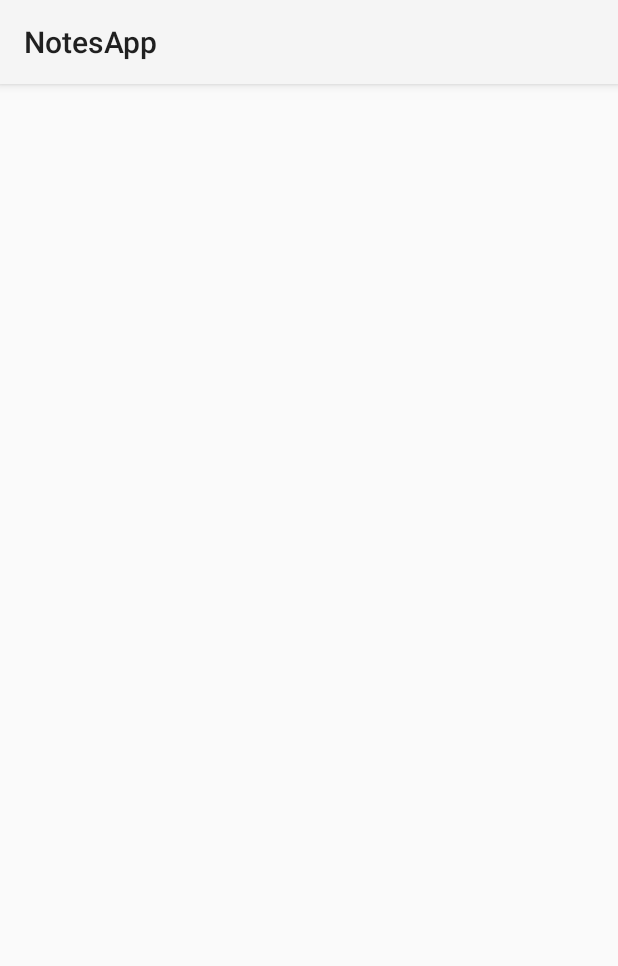
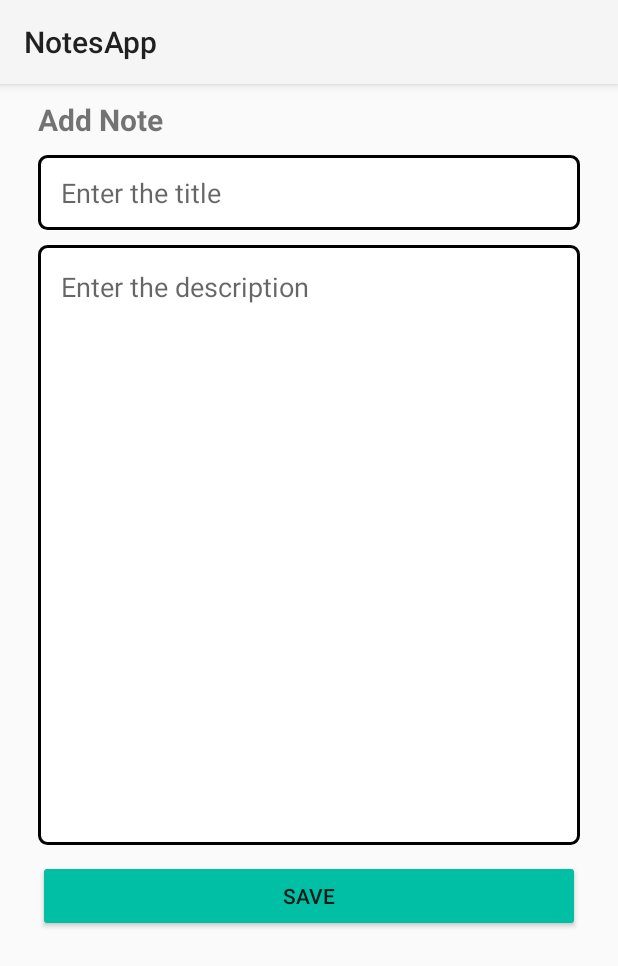
Before and after one commit to galuhikaa/notes_app, an Android app: the AddActivity screen opened directly, with no data from a screen before it, on a phone screen of 412 x 824 dp. Shown: the top 966 px of the screen. Run offline under Robolectric (Android 15) with nearby library versions, the phone set to English and light mode, and no system bars.

Commit message:
add note ui

```diff
--- a/app/src/main/AndroidManifest.xml
+++ b/app/src/main/AndroidManifest.xml
@@ -13,9 +13,6 @@
         android:theme="@style/Theme.NotesApp"
         tools:targetApi="31">
         <activity
-            android:name=".About"
-            android:exported="false" />
-        <activity
             android:name=".AddActivity"
             android:exported="false" />
         <activity
--- a/app/src/main/java/com/mobile/notesapp/MainActivity.kt
+++ b/app/src/main/java/com/mobile/notesapp/MainActivity.kt
@@ -38,11 +38,7 @@ class MainActivity : AppCompatActivity() {
                 val intentBookmark = Intent(this@MainActivity, AddActivity::class.java)
                 startActivity(intentBookmark)
                 return true
-            }R.id.about -> {
-            val intentTheme = Intent(this@MainActivity, About::class.java)
-            startActivity(intentTheme)
-            return true
-        }
+            }
             else -> return super.onOptionsItemSelected(item)
         }
     }
--- /dev/null
+++ b/app/src/main/res/drawable/edittext_border.xml
@@ -0,0 +1,8 @@
+<!-- res/drawable/edittext_border.xml -->
+<shape xmlns:android="http://schemas.android.com/apk/res/android">
+    <solid android:color="#FFFFFF" />
+    <stroke
+        android:width="2dp"
+        android:color="#000000" />
+    <corners android:radius="5dp" />
+</shape>
--- a/app/src/main/res/layout/activity_add.xml
+++ b/app/src/main/res/layout/activity_add.xml
@@ -1,10 +1,50 @@
 <?xml version="1.0" encoding="utf-8"?>
-<androidx.constraintlayout.widget.ConstraintLayout xmlns:android="http://schemas.android.com/apk/res/android"
+<LinearLayout xmlns:android="http://schemas.android.com/apk/res/android"
     xmlns:app="http://schemas.android.com/apk/res-auto"
     xmlns:tools="http://schemas.android.com/tools"
     android:id="@+id/main"
     android:layout_width="match_parent"
     android:layout_height="match_parent"
+    android:orientation="vertical"
     tools:context=".AddActivity">
+    <TextView
+        android:layout_width="wrap_content"
+        android:layout_height="wrap_content"
+        android:text="@string/add_note"
+        android:textSize="20sp"
+        android:layout_marginTop="10dp"
+        android:layout_marginStart="25dp"
+        android:textStyle="bold"/>
 
-</androidx.constraintlayout.widget.ConstraintLayout>
+    <EditText
+        android:layout_width="match_parent"
+        android:layout_height="50dp"
+        android:layout_marginStart="25dp"
+        android:layout_marginEnd="25dp"
+        android:layout_marginTop="10dp"
+        android:paddingStart="15dp"
+        android:hint="@string/enter_the_title"
+        android:background="@drawable/edittext_border"
+        tools:ignore="RtlSymmetry" />
+
+    <EditText
+        android:layout_width="match_parent"
+        android:layout_height="400dp"
+        android:gravity="top"
+        android:layout_marginStart="25dp"
+        android:layout_marginEnd="25dp"
+        android:layout_marginTop="10dp"
+        android:padding="15dp"
+        android:hint="@string/enter_the_description"
+        android:background="@drawable/edittext_border"
+        tools:ignore="RtlSymmetry" />
+    <Button
+        android:layout_width="match_parent"
+        android:layout_height="wrap_content"
+        android:text="@string/save"
+        android:layout_marginStart="25dp"
+        android:layout_marginEnd="25dp"
+        android:layout_marginTop="10dp"
+        android:backgroundTint="#00BFA5"/>
+
+</LinearLayout>
--- a/app/src/main/res/menu/menu.xml
+++ b/app/src/main/res/menu/menu.xml
@@ -6,9 +6,4 @@
         android:icon="@drawable/baseline_note_add_24"
         app:showAsAction="ifRoom"
         android:title="@string/add_notes"/>
-    <item
-        android:id="@+id/about"
-        android:icon="@drawable/baseline_account_circle_24"
-        app:showAsAction="always"
-        android:title="@string/about"/>
 </menu>
--- a/app/src/main/res/values/strings.xml
+++ b/app/src/main/res/values/strings.xml
@@ -1,13 +1,8 @@
 <resources>
     <string name="app_name">NotesApp</string>
     <string name="add_notes">add notes</string>
-    <string name="about">about</string>
-
-    <string name="tentang_kami">Tentang Kami</string>
-    <string name="selamat_datang_di_notesapp">Selamat datang di NotesApp</string>
-    <string name="about1">Anda dapat mencatat ide, menyimpan daftar tugas, atau mengatur informasi penting kapan saja dan di mana saja. Kami memahami pentingnya mengelola catatan dengan mudah, oleh karena itu aplikasi ini hadir dengan antarmuka yang sederhana</string>
-    <string name="about2">Kami selalu berkomitmen untuk meningkatkan pengalaman Anda dan menyediakan fitur baru yang sesuai dengan kebutuhan Anda. Terima kasih telah memilih Notes App sebagai partner dalam mengelola catatan Anda.</string>
-    <string name="about3">Jika Anda memiliki masukan atau pertanyaan, hubungi kami di galuihika02@gmail.com.</string>
-
-
+    <string name="add_note">Add Note</string>
+    <string name="enter_the_title">Enter the title</string>
+    <string name="enter_the_description">Enter the description</string>
+    <string name="save">Save</string>
 </resources>
```
Also changed, not shown: app/src/main/java/com/mobile/notesapp/About.kt (deleted, +0 -20 lines), app/src/main/res/layout/activity_about.xml (deleted, +0 -10 lines).
